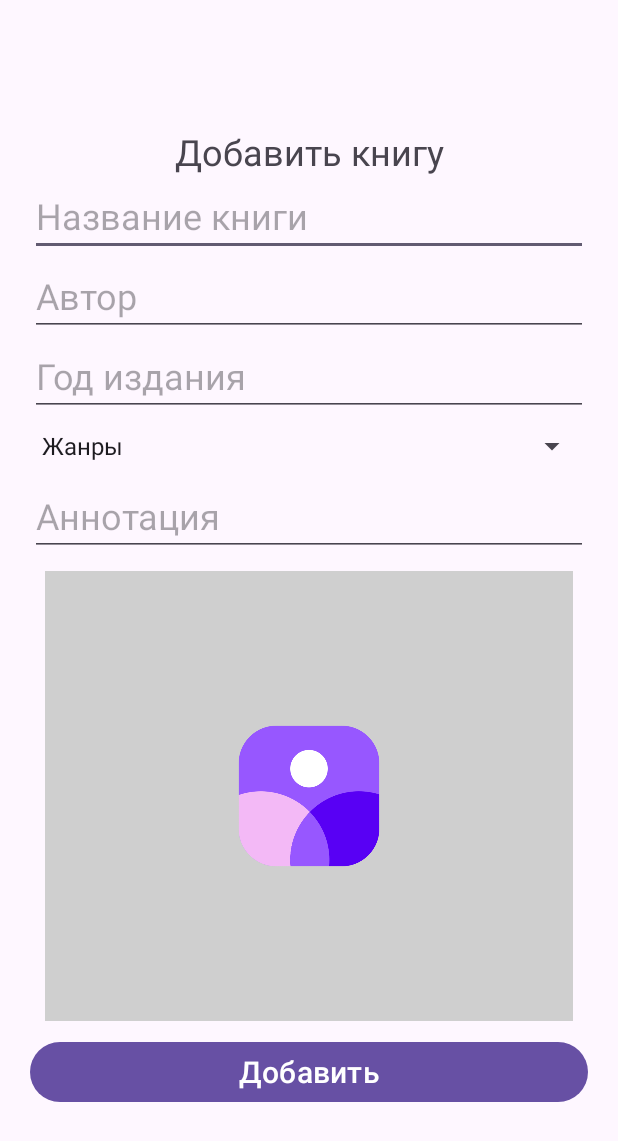
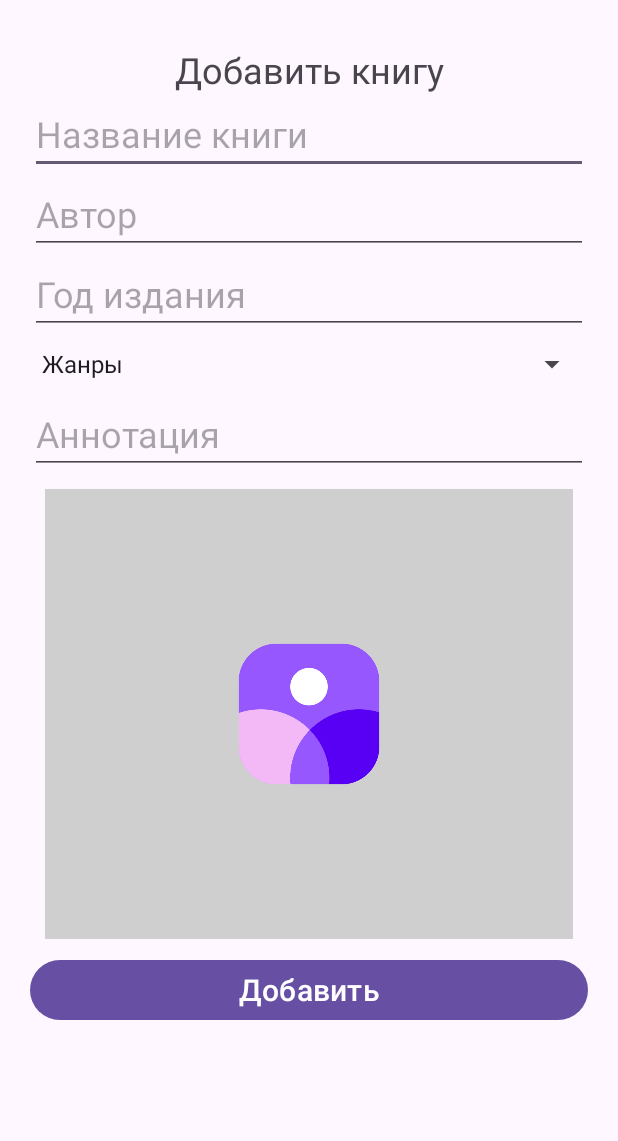
Before and after one commit to sdia0/Library, an Android app: the AddActivity screen opened directly, with no data from a screen before it, on a phone screen of 412 x 824 dp. Shown: the top 1141 px of the screen. Run offline under Robolectric (Android 15) with nearby library versions, the phone set to English and light mode, and no system bars.

Commit message:
загрузка жанров из базы данных и исправление бага с изображениями

```diff
--- a/app/src/main/java/com/example/library/AddActivity.java
+++ b/app/src/main/java/com/example/library/AddActivity.java
@@ -124,9 +124,9 @@ public class AddActivity extends AppCompatActivity {
         if (resultCode==RESULT_OK){
             if (requestCode==GALLERY_REQUEST_CODE){
                 imagePath = data.getData();
-                ivCover.setImageURI(imagePath);
                 ivCover.setBackgroundColor(Color.TRANSPARENT);
                 ivCover.setPadding(0, 0, 0, 0);
+                ivCover.setImageURI(imagePath);
             }
         }
     }
--- a/app/src/main/java/com/example/library/MainActivity.java
+++ b/app/src/main/java/com/example/library/MainActivity.java
@@ -38,7 +38,7 @@ public class MainActivity extends AppCompatActivity {
         btnAdd=findViewById(R.id.btnAdd);
 
 
-        fillData();
+        //fillData();
         ItemAdapter adapter= new ItemAdapter(this,
                 db.getData());
         listView.setAdapter(adapter);
--- a/app/src/main/res/layout/activity_add.xml
+++ b/app/src/main/res/layout/activity_add.xml
@@ -1,16 +1,19 @@
 <?xml version="1.0" encoding="utf-8"?>
-<LinearLayout xmlns:android="http://schemas.android.com/apk/res/android"
-    xmlns:app="http://schemas.android.com/apk/res-auto"
+<ScrollView xmlns:android="http://schemas.android.com/apk/res/android"
+    android:layout_width="match_parent"
+    android:layout_height="match_parent"
     xmlns:tools="http://schemas.android.com/tools"
-    android:id="@+id/main"
+    tools:context=".AddActivity"
+    android:id="@+id/main">
+
+    <LinearLayout
         android:orientation="vertical"
         android:layout_width="match_parent"
-    android:layout_height="match_parent"
-    tools:context=".AddActivity"
-    android:gravity="center"
+        android:layout_height="wrap_content"
         android:layout_marginHorizontal="20dp">
 
         <TextView
+            android:paddingTop="30dp"
             android:layout_width="match_parent"
             android:layout_height="wrap_content"
             android:text="Добавить книгу"
@@ -66,7 +69,9 @@
             android:layout_height="wrap_content"
             android:text="Добавить"
             android:textSize="20sp"
-        android:id="@+id/btnInsert"/>
-
+            android:id="@+id/btnInsert"
+            android:layout_marginBottom="20dp"/>
 
     </LinearLayout>
+
+</ScrollView>
```
Also changed, not shown: app/src/main/java/com/example/library/Book.java (+7 -1 lines), app/src/main/java/com/example/library/ContentActivity.java (+17 -4 lines), app/src/main/res/layout/activity_content.xml (+18 -13 lines), app/src/main/res/layout/activity_item.xml (+6 -3 lines). Lines whose indentation alone changed are shown as unchanged.
